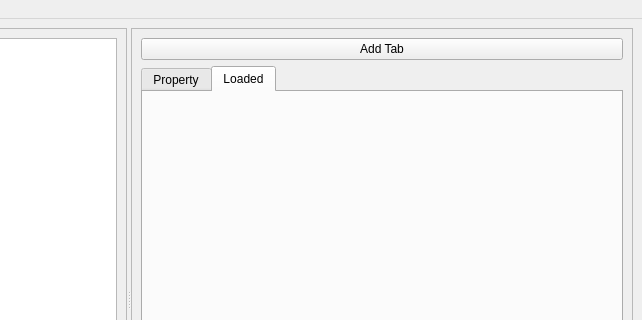
Above: mainwindow.ui from cogranpm/qttabsample before the change; both pictures show x 158 to 800 and y 0 to 320 of the 800 by 600 pixel window. Below: the same form after it.
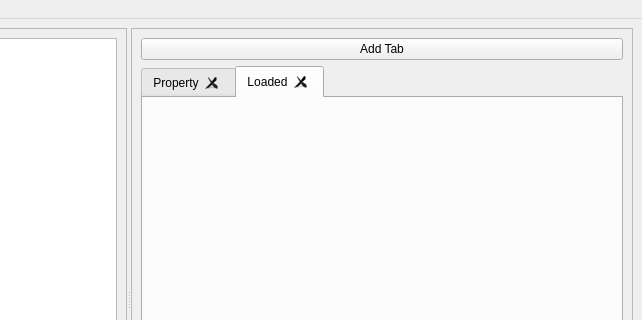
That is the form after the change.

Commit message: closing tabs

```diff
--- a/mainwindow.ui
+++ b/mainwindow.ui
@@ -59,6 +59,9 @@
           <property name="currentIndex">
            <number>1</number>
           </property>
+          <property name="tabsClosable">
+           <bool>true</bool>
+          </property>
           <widget class="QWidget" name="tab">
            <attribute name="title">
             <string>Property</string>
```
The commit also changes 3 other files.
